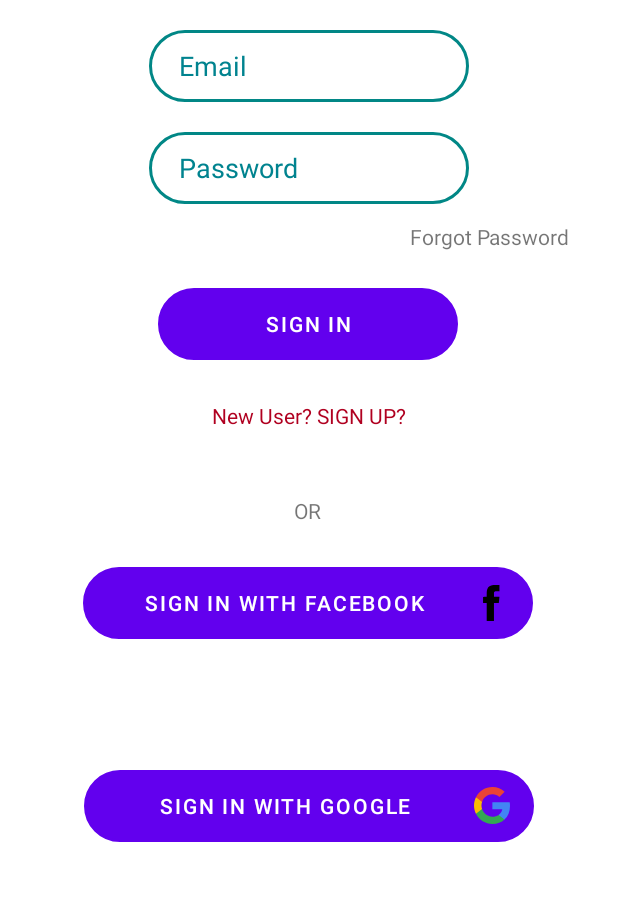
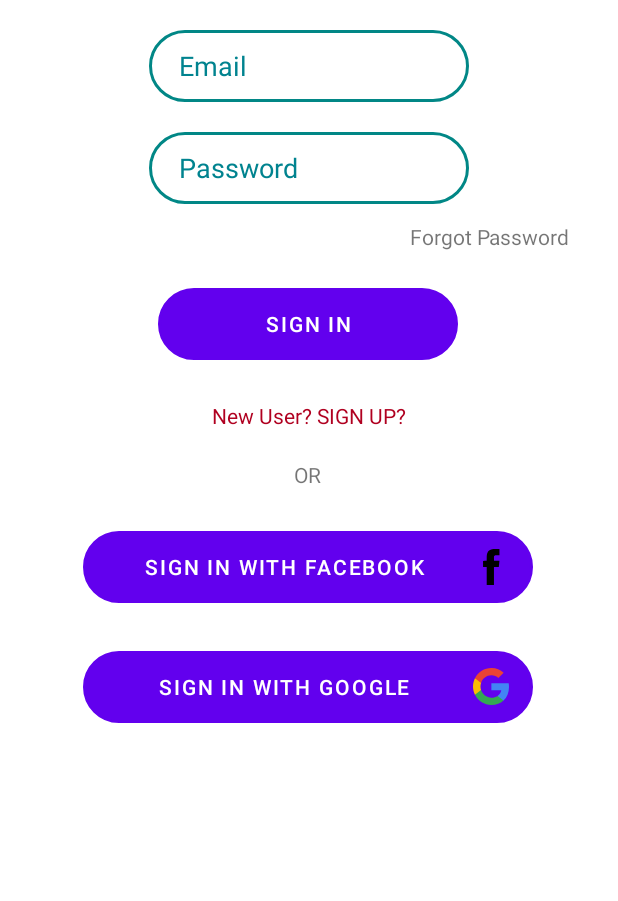
Before and after one commit to JanetSoh/JobAlley, an Android app: the screen it shows after launch (MainActivity), on a phone screen of 412 x 824 dp, the part 264-1165 px from its top. Run offline under Robolectric (Android 15) with nearby library versions, the phone set to English and light mode, and no system bars; our stand-ins replace Firebase (no records; nobody signed in at launch, a user with empty details on screens opened directly); libraries missing offline, so code that uses them is left out: com.facebook, com.facebook.login.

Commit message:
scroll view

```diff
--- a/app/build.gradle
+++ b/app/build.gradle
@@ -48,7 +48,6 @@ dependencies {
     implementation 'com.google.firebase:firebase-storage:20.0.1'
     implementation 'com.google.firebase:firebase-auth-ktx:21.0.3'
     implementation 'com.google.android.gms:play-services-auth:20.1.0'
-    implementation 'com.google.firebase:firebase-storage-ktx:20.0.1'
     implementation 'androidx.room:room-common:2.4.2'
     implementation 'com.google.mlkit:entity-extraction:16.0.0-beta4'
     implementation 'com.google.firebase:firebase-database-ktx:20.0.4'
@@ -58,6 +57,8 @@ dependencies {
     androidTestImplementation 'androidx.test.espresso:espresso-core:3.4.0'
     implementation platform('com.google.firebase:firebase-bom:29.2.1')
     implementation 'com.facebook.android:facebook-android-sdk:latest.release'
+    implementation 'com.facebook.android:facebook-login:latest.release'
+
 
 
 
--- a/app/src/main/java/com/example/joballey/MainActivity.kt
+++ b/app/src/main/java/com/example/joballey/MainActivity.kt
@@ -20,6 +20,8 @@ import com.google.android.gms.auth.api.signin.GoogleSignInClient
 import com.google.android.gms.auth.api.signin.GoogleSignInOptions
 import com.google.android.gms.common.api.ApiException
 import com.google.firebase.auth.*
+import com.google.firebase.auth.ktx.auth
+import com.google.firebase.ktx.Firebase
 import java.util.*
 
 
@@ -29,7 +31,6 @@ open class MainActivity : AppCompatActivity() {
     private lateinit var auth: FirebaseAuth
     private lateinit var googleSignInClient: GoogleSignInClient
     private lateinit var mUser: FirebaseUser
-    private lateinit var mAuthListener: FirebaseAuth.AuthStateListener
     private lateinit var callbackManager: CallbackManager
 
 
@@ -46,8 +47,8 @@ open class MainActivity : AppCompatActivity() {
         val email: EditText = findViewById(R.id.edit_email)
         val password: EditText = findViewById(R.id.edit_password)
 
-        //auth = Firebase.auth
-        auth = FirebaseAuth.getInstance()
+        auth = Firebase.auth
+        //auth = FirebaseAuth.getInstance()
 
 
         //DoGoogleSignIn()
@@ -124,6 +125,7 @@ open class MainActivity : AppCompatActivity() {
 //    override fun onActivityResult(requestCode: Int, resultCode: Int, data: Intent?) {
 //        super.onActivityResult(requestCode, resultCode, data)
 //
+//
 //        // Result returned from launching the Intent from GoogleSignInApi.getSignInIntent(...);
 //        if (requestCode == RC_SIGN_IN) {
 //            val task = GoogleSignIn.getSignedInAccountFromIntent(data)
@@ -137,9 +139,10 @@ open class MainActivity : AppCompatActivity() {
 //                Log.w(TAG, "Google sign in failed", e)
 //            }
 //        }
-////        else {
-////            callbackManager.onActivityResult(requestCode, resultCode, data)
-////        }
+//        else {
+//            callbackManager.onActivityResult(requestCode, resultCode, data)
+//        }
+//
 //    }
 //
 //    private fun firebaseAuthWithGoogle(idToken: String) {
@@ -148,11 +151,13 @@ open class MainActivity : AppCompatActivity() {
 //            .addOnCompleteListener(this) { task ->
 //                if (task.isSuccessful) {
 //                    // Sign in success, update UI with the signed-in user's information
+//                        Toast.makeText(this,"signInWithCredential:success", Toast.LENGTH_SHORT).show()
 //                    Log.d(TAG, "signInWithCredential:success")
 //                    val user = auth.currentUser
 //                    updateUI(user)
 //                } else {
 //                    // If sign in fails, display a message to the user.
+//                    Toast.makeText(this,"signInWithCredential:failure", Toast.LENGTH_SHORT).show()
 //                    Log.w(TAG, "signInWithCredential:failure", task.exception)
 //                    updateUI(null)
 //                }
@@ -167,7 +172,7 @@ open class MainActivity : AppCompatActivity() {
 //    private fun facebookLogin() {
 //        callbackManager = CallbackManager.Factory.create()
 //
-//        LoginManager.getInstance().logInWithReadPermissions(this, Arrays.asList("email"))
+//        LoginManager.getInstance().logInWithReadPermissions(this, Arrays.asList("email", "public_profile"))
 //        LoginManager.getInstance().registerCallback(callbackManager,
 //            object : FacebookCallback<LoginResult> {
 //                override fun onSuccess(result: LoginResult) {
@@ -200,6 +205,7 @@ open class MainActivity : AppCompatActivity() {
 //            .addOnCompleteListener(this) { task ->
 //                if (task.isSuccessful) {
 //                    // Sign in success, update UI with the signed-in user's information
+//                    Toast.makeText(this,"signInWithCredential:success", Toast.LENGTH_SHORT).show()
 //                    Log.d(TAG, "signInWithCredential:success")
 //                    val user = auth.currentUser
 //                    updateUI(user)
@@ -216,6 +222,8 @@ open class MainActivity : AppCompatActivity() {
 //    }
 
 
+
+
     private fun updateUI(user: FirebaseUser?) {
         if(user == null) {
             return
--- a/app/src/main/res/layout/activity_main.xml
+++ b/app/src/main/res/layout/activity_main.xml
@@ -6,6 +6,19 @@
     android:layout_height="match_parent"
     tools:context=".MainActivity">
 
+    <ScrollView
+        android:layout_width="match_parent"
+        android:layout_height="match_parent"
+        app:layout_constraintBottom_toBottomOf="parent"
+        app:layout_constraintEnd_toEndOf="parent"
+        app:layout_constraintStart_toStartOf="parent"
+        app:layout_constraintTop_toTopOf="parent">
+
+
+        <androidx.constraintlayout.widget.ConstraintLayout
+            android:layout_width="match_parent"
+            android:layout_height="wrap_content"
+            android:orientation="vertical">
 
             <ImageView
                 android:id="@+id/logo"
@@ -96,11 +109,12 @@
                 app:layout_constraintStart_toStartOf="parent"
                 app:layout_constraintTop_toBottomOf="@+id/sign_in" />
 
+
             <TextView
                 android:id="@+id/or"
                 android:layout_width="wrap_content"
                 android:layout_height="wrap_content"
-        android:layout_marginTop="44dp"
+                android:layout_marginTop="20dp"
                 android:text="@string/or"
                 app:layout_constraintEnd_toEndOf="parent"
                 app:layout_constraintHorizontal_bias="0.498"
@@ -126,13 +140,18 @@
                 android:id="@+id/google_sign_in"
                 android:layout_width="300dp"
                 android:layout_height="wrap_content"
+                android:layout_marginTop="32dp"
                 android:background="@drawable/input_bg"
                 android:drawableEnd="@drawable/ic_google"
                 android:text="@string/sign_in_with_google"
-        app:layout_constraintBottom_toBottomOf="parent"
                 app:layout_constraintEnd_toEndOf="parent"
+                app:layout_constraintHorizontal_bias="0.495"
                 app:layout_constraintStart_toStartOf="parent"
                 app:layout_constraintTop_toBottomOf="@+id/login_button" />
 
 
         </androidx.constraintlayout.widget.ConstraintLayout>
+    </ScrollView>
+
+
+</androidx.constraintlayout.widget.ConstraintLayout>
--- a/app/src/main/res/values/strings.xml
+++ b/app/src/main/res/values/strings.xml
@@ -33,7 +33,6 @@
     <string name="back" />
     <string name="add_a_new_resume">Add a new resume</string>
     <string name="attact_file" />
-    <string name="upload_resume_image">UPLOAD RESUME IMAGE</string>
     <string name="default_weh_client_id" />
     <string name="you_re_loggedin_as">You\'re LoggedIn as</string>
     <string name="logout">Logout</string>
```
Also changed, not shown: app/src/main/res/layout/activity_forgot_password.xml (+21 -0 lines), app/src/main/res/layout/activity_register.xml (+28 -7 lines). Lines whose indentation alone changed are shown as unchanged.
